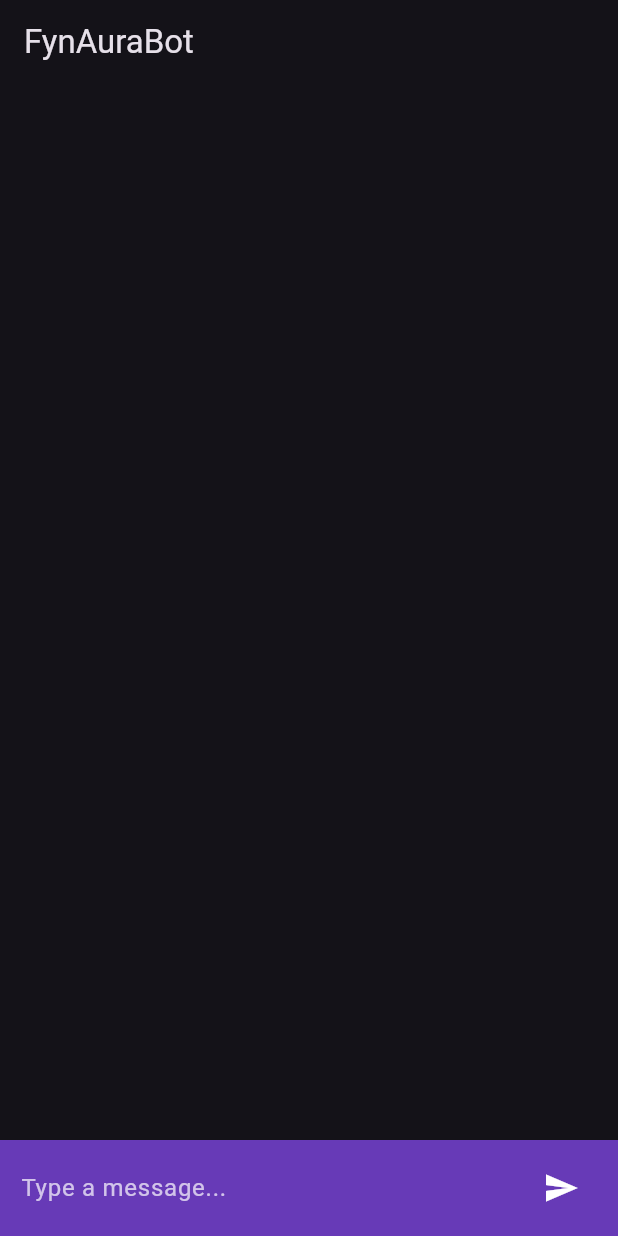
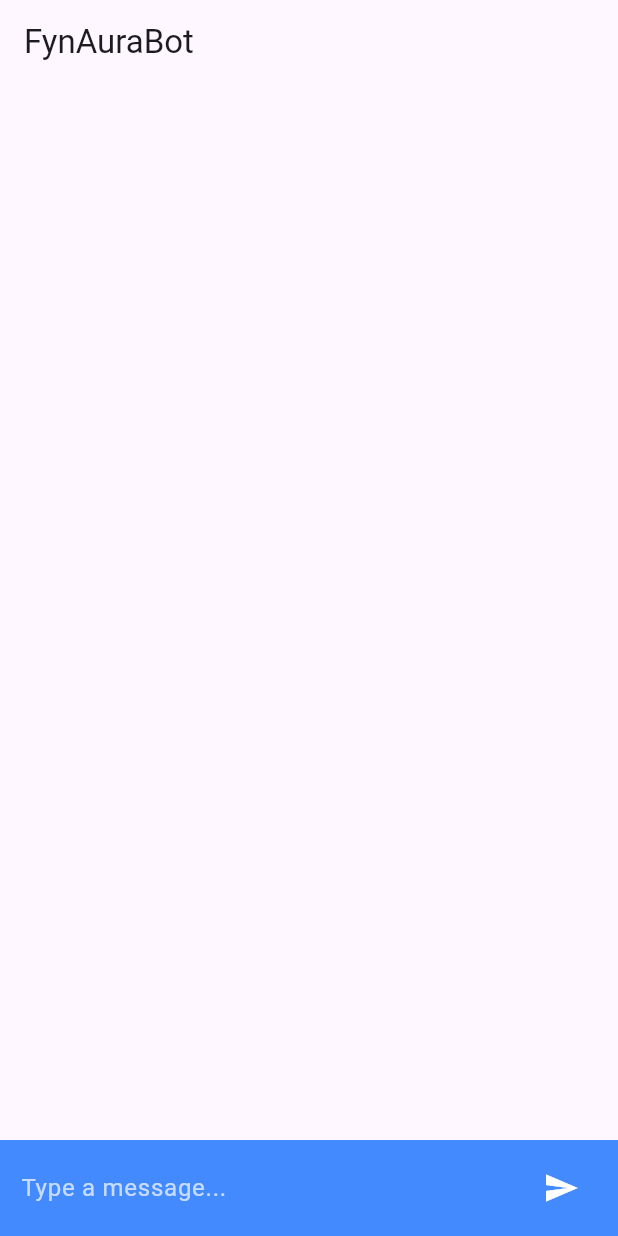
Before and after one commit to Fynaura/fynaura, a Flutter app: the screen it shows after launch, on a phone screen of 412 x 824 dp. Run offline on Flutter 3.47's test engine with Material 3 defaults, Android fonts, the phone set to English and light mode, and no system bars; missing offline and left inert: dialog_flowtter.

Commit message:
SCRUM-002 :  Changed color theme into light

```diff
--- a/front-end/lib/Messages.dart
+++ b/front-end/lib/Messages.dart
@@ -35,8 +35,8 @@
                               widget.messages[index]['isUserMessage'] ? 20 : 0),
                         ),
                         color: widget.messages[index]['isUserMessage']
-                            ? Colors.grey.shade800
-                            : Colors.grey.shade900.withOpacity(0.8)),
+                            ? Colors.blue.shade800
+                            : Colors.blueAccent..withOpacity(0.8)),
                     constraints: BoxConstraints(maxWidth: w * 2 / 3),
                     child:
                         Text(widget.messages[index]['message'].text.text[0])),
--- a/front-end/lib/main.dart
+++ b/front-end/lib/main.dart
@@ -10,8 +10,8 @@
   @override
   Widget build(BuildContext context) {
     return MaterialApp(
-      title: 'AMBot',
-      theme: ThemeData(brightness: Brightness.dark),
+      title: 'FynAuraBot',
+      theme: ThemeData(brightness: Brightness.light),
       home: Home(),
     );
   }
@@ -54,7 +54,7 @@
             // Text input field for user to type messages
             Container(
               padding: EdgeInsets.symmetric(horizontal: 14, vertical: 8),
-              color: Colors.deepPurple,
+              color: Colors.blueAccent,
               child: Row(
                 children: [
                   Expanded(
```
Also changed, not shown: 12 other files.
